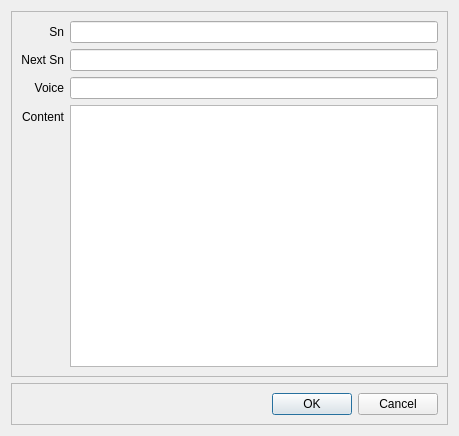
The window that src/plotviewer/ploteditdialog.ui (hermixy/ploteditor) describes before a commit, drawn with Qt 5.
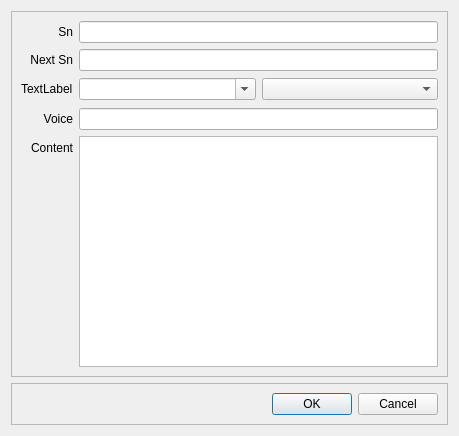
The same window after the commit.

Diff of the .ui file:
```diff
--- a/src/plotviewer/ploteditdialog.ui
+++ b/src/plotviewer/ploteditdialog.ui
@@ -10,6 +10,12 @@
     <height>436</height>
    </rect>
   </property>
+  <property name="font">
+   <font>
+    <family>Microsoft YaHei UI</family>
+    <pointsize>9</pointsize>
+   </font>
+  </property>
   <property name="windowTitle">
    <string>Dialog</string>
   </property>
@@ -74,7 +80,7 @@
       <item row="1" column="1">
        <widget class="QLineEdit" name="lineEdit_2"/>
       </item>
-      <item row="2" column="0">
+      <item row="3" column="0">
        <widget class="QLabel" name="label_4">
         <property name="font">
          <font>
@@ -95,10 +101,10 @@
         </property>
        </widget>
       </item>
-      <item row="2" column="1">
+      <item row="3" column="1">
        <widget class="QLineEdit" name="lineEditVoice"/>
       </item>
-      <item row="3" column="0">
+      <item row="4" column="0">
        <widget class="QLabel" name="label_3">
         <property name="font">
          <font>
@@ -119,9 +125,56 @@
         </property>
        </widget>
       </item>
-      <item row="3" column="1">
+      <item row="4" column="1">
        <widget class="QTextEdit" name="textEditContent"/>
       </item>
+      <item row="2" column="0">
+       <widget class="QLabel" name="label_5">
+        <property name="text">
+         <string>TextLabel</string>
+        </property>
+       </widget>
+      </item>
+      <item row="2" column="1">
+       <widget class="QFrame" name="frame_2">
+        <property name="minimumSize">
+         <size>
+          <width>0</width>
+          <height>25</height>
+         </size>
+        </property>
+        <property name="frameShape">
+         <enum>QFrame::NoFrame</enum>
+        </property>
+        <property name="frameShadow">
+         <enum>QFrame::Plain</enum>
+        </property>
+        <layout class="QHBoxLayout" name="horizontalLayout_2">
+         <property name="leftMargin">
+          <number>0</number>
+         </property>
+         <property name="topMargin">
+          <number>0</number>
+         </property>
+         <property name="rightMargin">
+          <number>0</number>
+         </property>
+         <property name="bottomMargin">
+          <number>0</number>
+         </property>
+         <item>
+          <widget class="QComboBox" name="comboScenes">
+           <property name="editable">
+            <bool>true</bool>
+           </property>
+          </widget>
+         </item>
+         <item>
+          <widget class="QComboBox" name="comboNpcs"/>
+         </item>
+        </layout>
+       </widget>
+      </item>
      </layout>
     </widget>
    </item>
```
